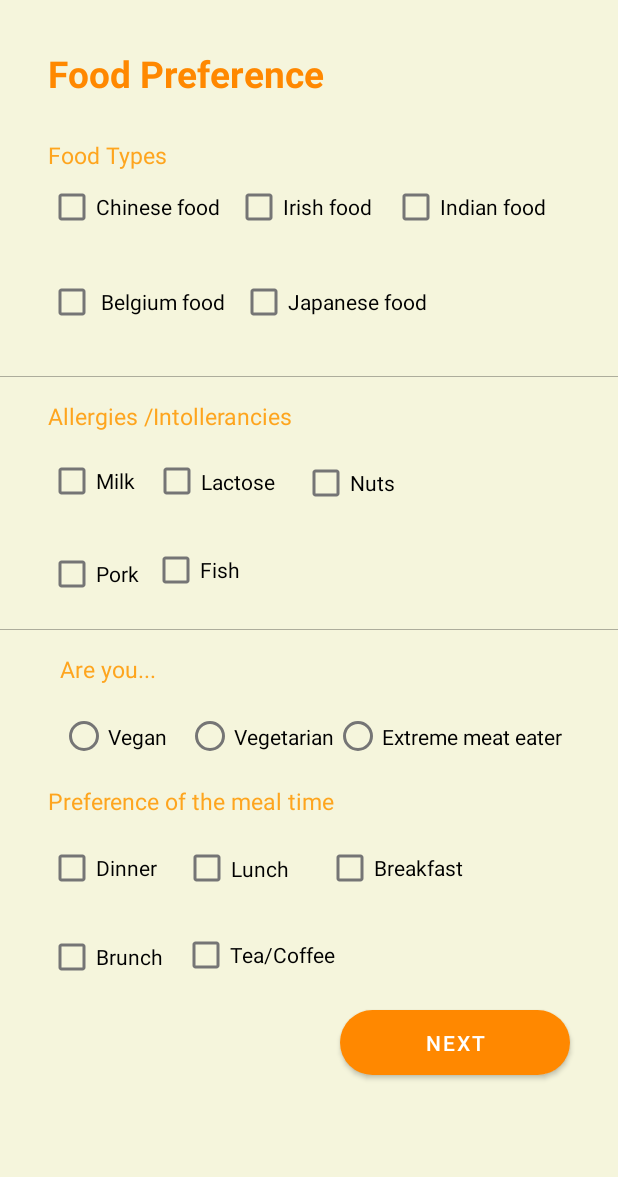
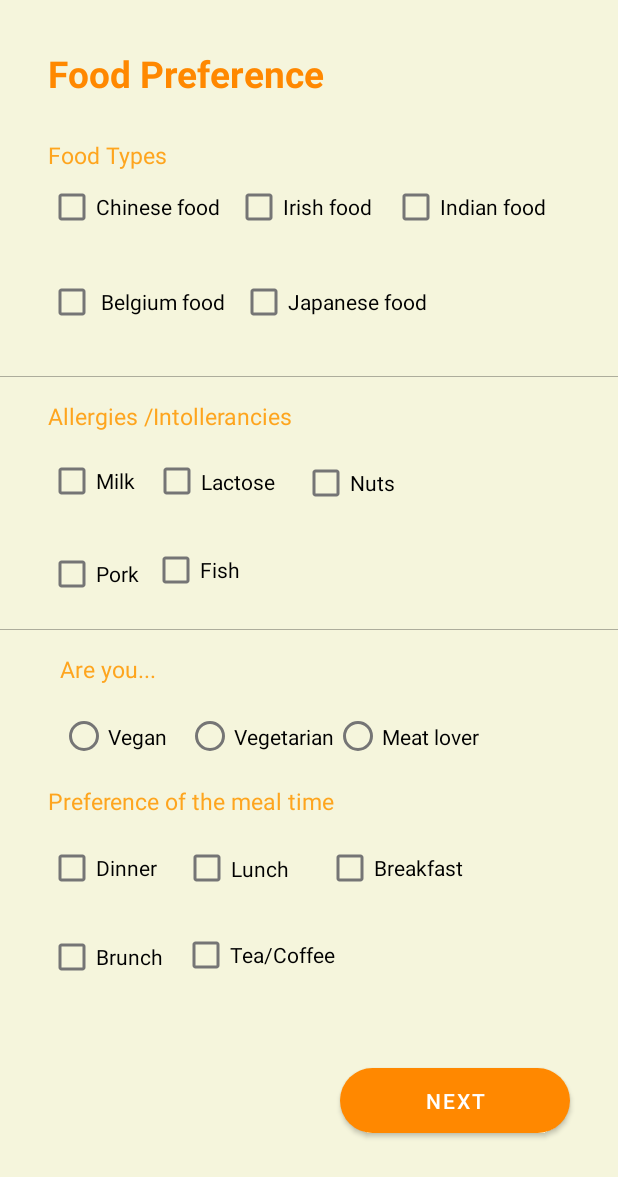
Before and after one commit to Cousinso/FoodiesApp, an Android app: the layout activity_register_profile_2.xml on its own in the app's theme, with its tools: preview values and no code run, on a phone screen of 412 x 824 dp. Shown: the top 1177 px of the screen. Run offline under Robolectric (Android 15) with nearby library versions, the phone set to English and light mode, and no system bars.

Commit message:
uploading Extra User Info to Firebase and adding correct view changes

```diff
--- a/app/src/main/AndroidManifest.xml
+++ b/app/src/main/AndroidManifest.xml
@@ -39,6 +39,7 @@
         <activity android:name=".RegisterActivity" />
         <activity android:name=".LoginActivity" />
         <activity android:name=".ProfileActivity" />
+        <activity android:name=".RegisterFoodPreferencesActivity" />
     </application>
 
 </manifest>
--- a/app/src/main/java/com/example/froupapplication/RegisterActivity.kt
+++ b/app/src/main/java/com/example/froupapplication/RegisterActivity.kt
@@ -26,13 +26,14 @@ class RegisterActivity : AppCompatActivity() {
         setContentView(R.layout.activity_register)
 
         // Instantiating UI elements
-        val register = findViewById<Button>(R.id.registerButtonProfile)
+        val register = findViewById<Button>(R.id.ButtonNext)
         val login = findViewById<TextView>(R.id.loginTextViewRegister)
         val photo = findViewById<Button>(R.id.photoButtonRegister)
 
         register.setOnClickListener {
             Log.d("RegisterActivity", "Register pressed!")
             performRegister()
+
         }
         //this is comment
         login.setOnClickListener {
@@ -102,6 +103,8 @@ class RegisterActivity : AppCompatActivity() {
                     val user = auth.currentUser
                     photoUploadToFirebase()
                     Log.d("RegisterActivity", "Registration successful! UID: ${user!!.uid}")
+
+
                 }
                 else {
                     Log.w("RegisterActivity", "Registration failed", task.exception)
--- a/app/src/main/res/layout/activity_register_profile_2.xml
+++ b/app/src/main/res/layout/activity_register_profile_2.xml
@@ -8,29 +8,29 @@
     tools:context=".RegisterActivity">
 
     <CheckBox
-        android:id="@+id/checkBox12"
+        android:id="@+id/breakfast"
         android:layout_width="104dp"
         android:layout_height="45dp"
         android:layout_marginStart="28dp"
         android:layout_marginLeft="28dp"
         android:layout_marginTop="268dp"
         android:text="Breakfast"
-        app:layout_constraintStart_toEndOf="@+id/checkBox9"
+        app:layout_constraintStart_toEndOf="@+id/lactose"
         app:layout_constraintTop_toBottomOf="@+id/textView5" />
 
     <CheckBox
-        android:id="@+id/checkBox11"
+        android:id="@+id/lunch"
         android:layout_width="87dp"
         android:layout_height="46dp"
         android:layout_marginStart="24dp"
         android:layout_marginLeft="24dp"
         android:layout_marginTop="268dp"
         android:text="Lunch"
-        app:layout_constraintStart_toEndOf="@+id/checkBox7"
+        app:layout_constraintStart_toEndOf="@+id/milk"
         app:layout_constraintTop_toBottomOf="@+id/textView5" />
 
     <CheckBox
-        android:id="@+id/checkBox14"
+        android:id="@+id/dinner"
         android:layout_width="89dp"
         android:layout_height="45dp"
         android:layout_marginTop="268dp"
@@ -50,24 +50,24 @@
         app:layout_constraintTop_toBottomOf="@+id/imageView5" />
 
     <CheckBox
-        android:id="@+id/checkBox15"
+        android:id="@+id/teaCoffee"
         android:layout_width="142dp"
         android:layout_height="49dp"
         android:layout_marginStart="24dp"
         android:layout_marginLeft="24dp"
         android:layout_marginTop="268dp"
         android:text="Tea/Coffee"
-        app:layout_constraintStart_toEndOf="@+id/checkBox6"
-        app:layout_constraintTop_toBottomOf="@+id/checkBox9" />
+        app:layout_constraintStart_toEndOf="@+id/pork"
+        app:layout_constraintTop_toBottomOf="@+id/lactose" />
 
     <CheckBox
-        android:id="@+id/checkBox13"
+        android:id="@+id/brunch"
         android:layout_width="84dp"
         android:layout_height="45dp"
         android:layout_marginTop="272dp"
         android:text="Brunch"
         app:layout_constraintStart_toStartOf="@+id/textView5"
-        app:layout_constraintTop_toBottomOf="@+id/checkBox7" />
+        app:layout_constraintTop_toBottomOf="@+id/milk" />
 
     <ImageView
         android:id="@+id/imageView6"
@@ -78,10 +78,10 @@
         app:layout_constraintEnd_toEndOf="parent"
         app:layout_constraintHorizontal_bias="0.0"
         app:layout_constraintStart_toStartOf="parent"
-        app:layout_constraintTop_toBottomOf="@+id/checkBox8" />
+        app:layout_constraintTop_toBottomOf="@+id/fish" />
 
     <RadioGroup
-        android:id="@+id/register_radioGroup_collogeorwork"
+        android:id="@+id/register_radioGroup_Meat"
         android:layout_width="343dp"
         android:layout_height="58dp"
         android:layout_marginTop="5dp"
@@ -90,22 +90,22 @@
         app:layout_constraintTop_toBottomOf="@+id/hint1_">
 
         <RadioButton
-            android:id="@+id/radio_female"
+            android:id="@+id/radio_vegan"
             android:layout_width="84dp"
             android:layout_height="match_parent"
             android:text="Vegan" />
 
         <RadioButton
-            android:id="@+id/radio_male"
+            android:id="@+id/radio_vegatarian"
             android:layout_width="wrap_content"
             android:layout_height="match_parent"
             android:text="Vegetarian" />
 
         <RadioButton
-            android:id="@+id/radio_other"
+            android:id="@+id/radio_meat"
             android:layout_width="176dp"
             android:layout_height="match_parent"
-            android:text="Extreme meat eater" />
+            android:text="Meat lover" />
 
     </RadioGroup>
 
@@ -123,27 +123,27 @@
         app:layout_constraintTop_toBottomOf="@+id/imageView6" />
 
     <CheckBox
-        android:id="@+id/checkBox8"
+        android:id="@+id/fish"
         android:layout_width="wrap_content"
         android:layout_height="wrap_content"
         android:layout_marginStart="4dp"
         android:layout_marginLeft="4dp"
         android:layout_marginTop="12dp"
         android:text="Fish"
-        app:layout_constraintStart_toEndOf="@+id/checkBox6"
-        app:layout_constraintTop_toBottomOf="@+id/checkBox9" />
+        app:layout_constraintStart_toEndOf="@+id/pork"
+        app:layout_constraintTop_toBottomOf="@+id/lactose" />
 
     <CheckBox
-        android:id="@+id/checkBox6"
+        android:id="@+id/pork"
         android:layout_width="65dp"
         android:layout_height="48dp"
         android:layout_marginTop="15dp"
         android:text="Pork"
         app:layout_constraintStart_toStartOf="@+id/textView5"
-        app:layout_constraintTop_toBottomOf="@+id/checkBox7" />
+        app:layout_constraintTop_toBottomOf="@+id/milk" />
 
     <CheckBox
-        android:id="@+id/checkBox7"
+        android:id="@+id/milk"
         android:layout_width="66dp"
         android:layout_height="45dp"
         android:layout_marginTop="10dp"
@@ -152,25 +152,25 @@
         app:layout_constraintTop_toBottomOf="@+id/textView5" />
 
     <CheckBox
-        android:id="@+id/checkBox10"
+        android:id="@+id/nuts"
         android:layout_width="83dp"
         android:layout_height="48dp"
         android:layout_marginStart="12dp"
         android:layout_marginLeft="12dp"
         android:layout_marginTop="10dp"
         android:text="Nuts"
-        app:layout_constraintStart_toEndOf="@+id/checkBox9"
+        app:layout_constraintStart_toEndOf="@+id/lactose"
         app:layout_constraintTop_toBottomOf="@+id/textView5" />
 
     <CheckBox
-        android:id="@+id/checkBox9"
+        android:id="@+id/lactose"
         android:layout_width="87dp"
         android:layout_height="46dp"
         android:layout_marginStart="4dp"
         android:layout_marginLeft="4dp"
         android:layout_marginTop="10dp"
         android:text="Lactose "
-        app:layout_constraintStart_toEndOf="@+id/checkBox7"
+        app:layout_constraintStart_toEndOf="@+id/milk"
         app:layout_constraintTop_toBottomOf="@+id/textView5" />
 
     <TextView
@@ -204,20 +204,22 @@
 
 
     <Button
-        android:id="@+id/registerButtonProfile"
+        android:id="@+id/ButtonNext"
         android:layout_width="153dp"
         android:layout_height="43dp"
         android:layout_marginTop="596dp"
+        android:layout_marginBottom="30dp"
         android:background="@drawable/rounded_edittext"
         android:text="Next"
         app:backgroundTint="@android:color/holo_orange_dark"
+        app:layout_constraintBottom_toBottomOf="parent"
         app:layout_constraintEnd_toEndOf="@+id/Food_Preference"
         app:layout_constraintHorizontal_bias="1.0"
         app:layout_constraintStart_toStartOf="@+id/Food_Preference"
         app:layout_constraintTop_toBottomOf="@+id/Food_Preference" />
 
     <CheckBox
-        android:id="@+id/checkBox"
+        android:id="@+id/ChFood"
         android:layout_width="wrap_content"
         android:layout_height="wrap_content"
         android:text="Chinese food"
@@ -225,44 +227,44 @@
         app:layout_constraintTop_toBottomOf="@+id/textView" />
 
     <CheckBox
-        android:id="@+id/checkBox2"
+        android:id="@+id/IrFood"
         android:layout_width="wrap_content"
         android:layout_height="wrap_content"
         android:layout_marginStart="10dp"
         android:layout_marginLeft="10dp"
         android:text="Irish food "
-        app:layout_constraintStart_toEndOf="@+id/checkBox"
+        app:layout_constraintStart_toEndOf="@+id/ChFood"
         app:layout_constraintTop_toBottomOf="@+id/textView" />
 
     <CheckBox
-        android:id="@+id/checkBox3"
+        android:id="@+id/InFood"
         android:layout_width="wrap_content"
         android:layout_height="wrap_content"
         android:layout_marginStart="10dp"
         android:layout_marginLeft="10dp"
         android:text="Indian food"
-        app:layout_constraintStart_toEndOf="@+id/checkBox2"
+        app:layout_constraintStart_toEndOf="@+id/IrFood"
         app:layout_constraintTop_toBottomOf="@+id/textView" />
 
     <CheckBox
-        android:id="@+id/checkBox4"
+        android:id="@+id/BelgFood"
         android:layout_width="wrap_content"
         android:layout_height="wrap_content"
         android:layout_marginTop="15dp"
         android:text=" Belgium food"
         app:layout_constraintStart_toStartOf="@+id/Food_Preference"
-        app:layout_constraintTop_toBottomOf="@+id/checkBox" />
+        app:layout_constraintTop_toBottomOf="@+id/ChFood" />
 
     <CheckBox
-        android:id="@+id/checkBox5"
+        android:id="@+id/JapFood"
         android:layout_width="wrap_content"
         android:layout_height="wrap_content"
         android:layout_marginStart="10dp"
         android:layout_marginLeft="10dp"
         android:layout_marginTop="15dp"
         android:text="Japanese food"
-        app:layout_constraintStart_toEndOf="@+id/checkBox4"
-        app:layout_constraintTop_toBottomOf="@+id/checkBox2" />
+        app:layout_constraintStart_toEndOf="@+id/BelgFood"
+        app:layout_constraintTop_toBottomOf="@+id/IrFood" />
 
     <ImageView
         android:id="@+id/imageView5"
@@ -273,7 +275,7 @@
         app:layout_constraintEnd_toEndOf="parent"
         app:layout_constraintHorizontal_bias="1.0"
         app:layout_constraintStart_toStartOf="parent"
-        app:layout_constraintTop_toBottomOf="@+id/checkBox5" />
+        app:layout_constraintTop_toBottomOf="@+id/JapFood" />
 
     <TextView
         android:id="@+id/textView"
```
Also changed, not shown: app/src/main/java/com/example/froupapplication/ProfileActivity.kt (+5 -3 lines), app/src/main/java/com/example/froupapplication/RegisterFoodPreferencesActivity.kt (added, +201 -0 lines), app/src/main/res/layout/activity_register.xml (+4 -4 lines), app/src/main/res/layout/activity_register_profile.xml (+6 -6 lines).
